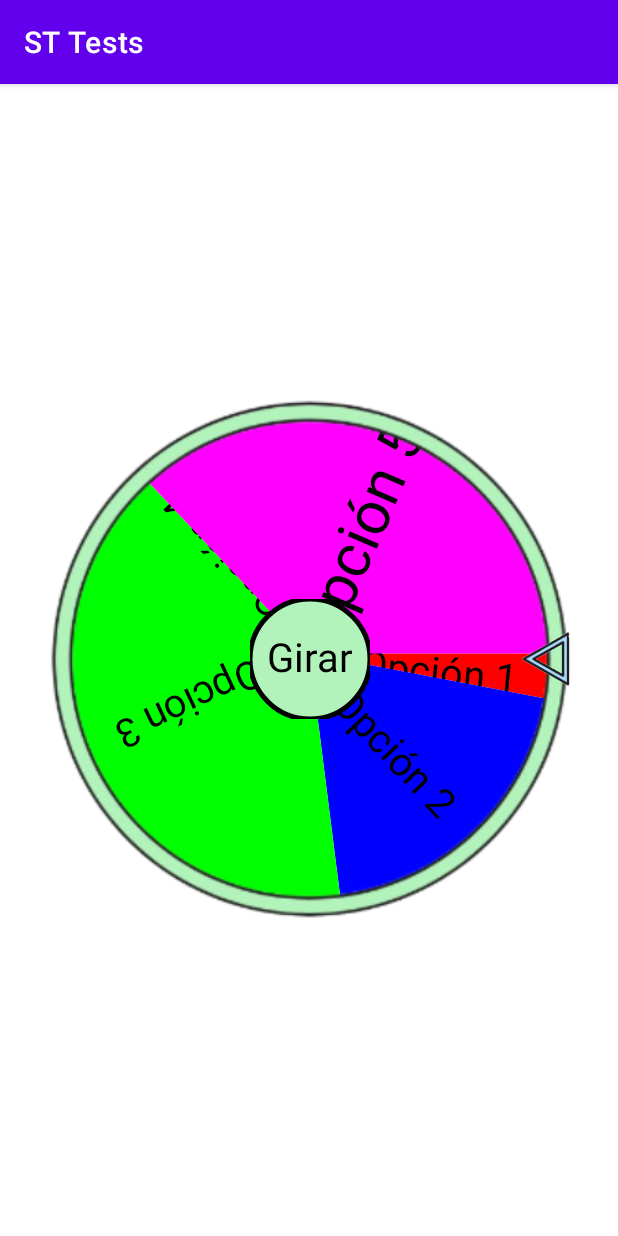
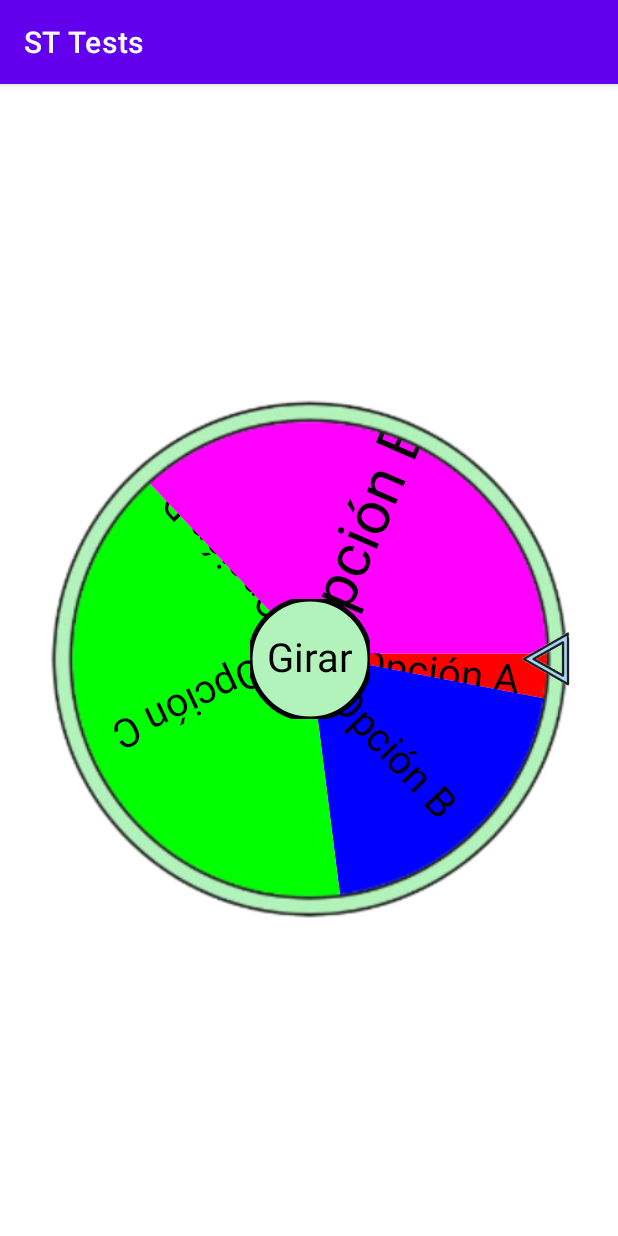
Before and after one commit to Alexandroafk/kotlin-projects-1, an Android app: the RuletaActivity screen opened directly, with no data from a screen before it, on a phone screen of 412 x 824 dp. Run offline under Robolectric (Android 15) with nearby library versions, the phone set to English and light mode, and no system bars.

Commit message:
CAMBIO PRUEBA

```diff
--- a/app/src/main/java/com/wuaha/ktl_p1/ui/ruleta/RuletaActivity.kt
+++ b/app/src/main/java/com/wuaha/ktl_p1/ui/ruleta/RuletaActivity.kt
@@ -22,11 +22,11 @@ class RuletaActivity : AppCompatActivity() {
         centroRuletaView = findViewById(R.id.centro_ruleta_view_xml)
 
         val opciones = listOf(
-            RuletaOpcion("Opción 1", Color.RED, 3f, 40f, Color.BLACK),
-            RuletaOpcion("Opción 2", Color.BLUE,20f, 40f),
-            RuletaOpcion("Opción 3", Color.GREEN,40f, 40f),
-            RuletaOpcion("Opción 4", Color.YELLOW,0f, 40f), // Si se pasa 0f como probabilidad, se
-            RuletaOpcion("Opción 5", Color.MAGENTA, )                             // asigna una probabilidad automatica.
+            RuletaOpcion("Opción A", Color.RED, 3f, 40f, Color.BLACK),
+            RuletaOpcion("Opción B", Color.BLUE,20f, 40f),
+            RuletaOpcion("Opción C", Color.GREEN,40f, 40f),
+            RuletaOpcion("Opción D", Color.YELLOW,0f, 40f), // Si se pasa 0f como probabilidad, se
+            RuletaOpcion("Opción E", Color.MAGENTA, )                             // asigna una probabilidad automatica.
         )
 
         ruletaView.apply {
```
